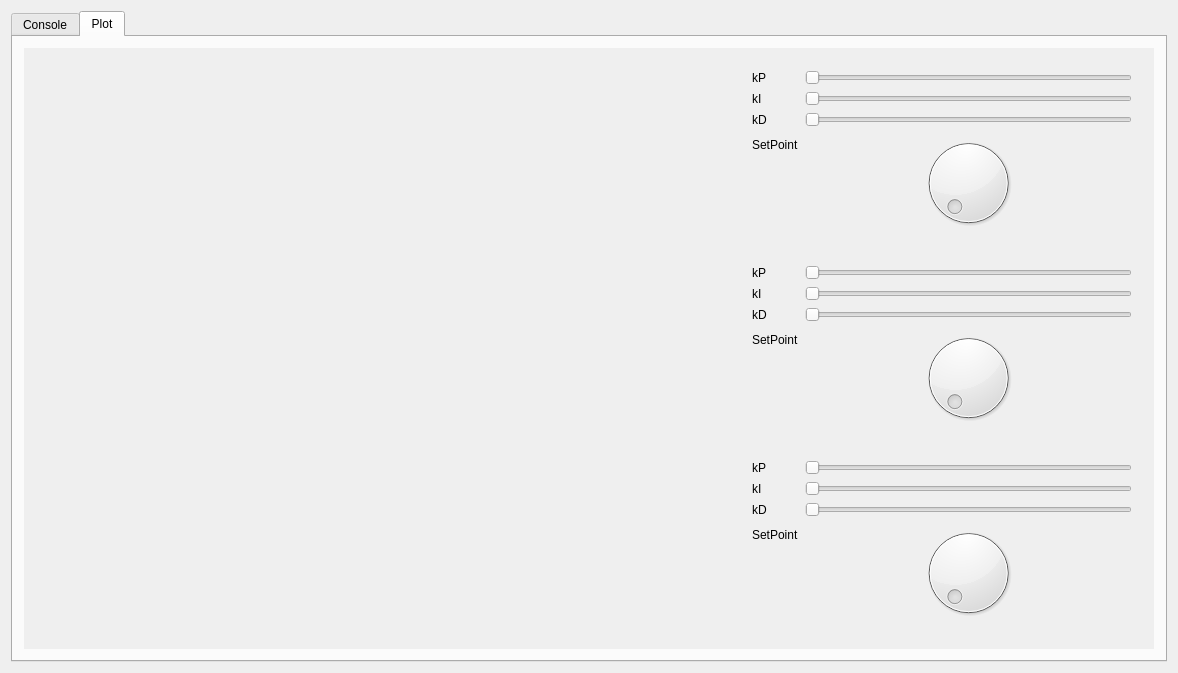
Before: the Qt Designer form mainwindow.ui in quadwitharm/DebugConsole, drawn with Qt 5.
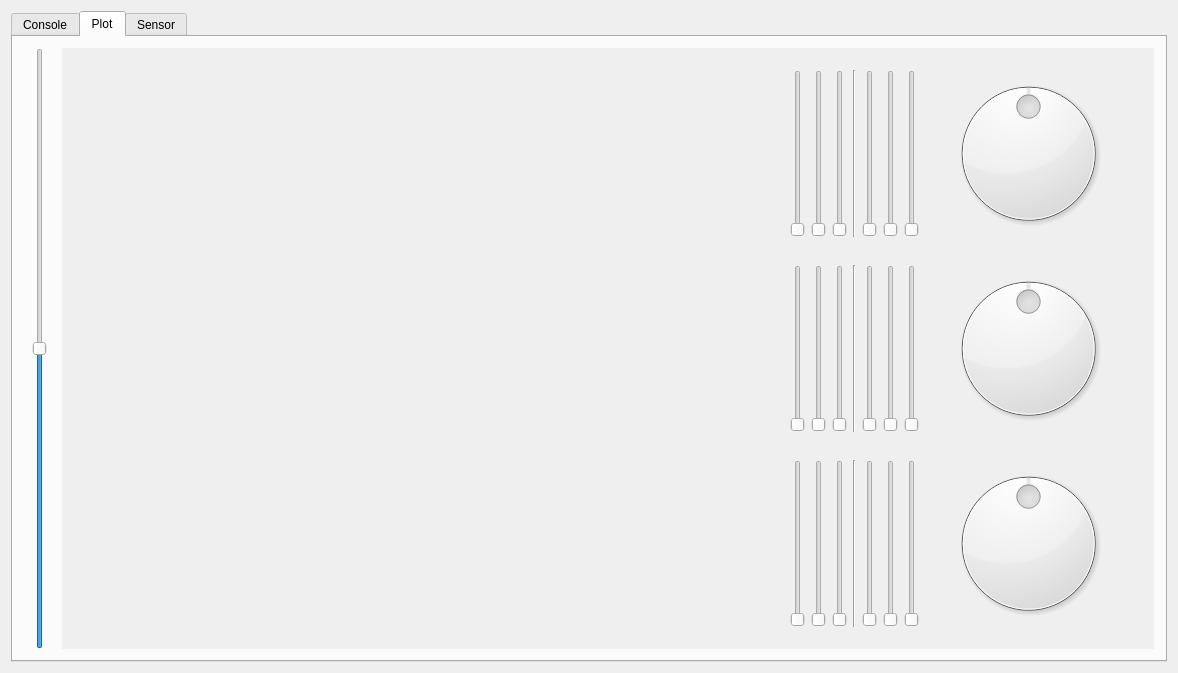
After: the same form once the commit is applied. Custom widgets are drawn as their Qt base class.

What changed in the file:
```diff
--- a/mainwindow.ui
+++ b/mainwindow.ui
@@ -16,7 +16,13 @@
   <widget class="QWidget" name="centralWidget">
    <layout class="QHBoxLayout" name="horizontalLayout">
     <item>
-     <widget class="QTabWidget" name="tabWidget">
+     <widget class="QTabWidget" name="SensorTab">
+      <property name="minimumSize">
+       <size>
+        <width>0</width>
+        <height>4</height>
+       </size>
+      </property>
       <property name="currentIndex">
        <number>1</number>
       </property>
@@ -351,61 +357,74 @@
                </widget>
               </item>
               <item>
-               <layout class="QFormLayout" name="formLayout_5">
-                <property name="fieldGrowthPolicy">
-                 <enum>QFormLayout::AllNonFixedFieldsGrow</enum>
-                </property>
-                <item row="0" column="0">
-                 <widget class="QLabel" name="label_14">
-                  <property name="text">
-                   <string>kP</string>
+               <layout class="QHBoxLayout" name="ControlAxis">
+                <item>
+                 <widget class="QSlider" name="roll_kp">
+                  <property name="orientation">
+                   <enum>Qt::Vertical</enum>
                   </property>
                  </widget>
                 </item>
-                <item row="0" column="1">
-                 <widget class="QSlider" name="kpSlider">
+                <item>
+                 <widget class="QSlider" name="roll_ki">
                   <property name="orientation">
-                   <enum>Qt::Horizontal</enum>
+                   <enum>Qt::Vertical</enum>
                   </property>
                  </widget>
                 </item>
-                <item row="1" column="0">
-                 <widget class="QLabel" name="label_15">
-                  <property name="text">
-                   <string>kI</string>
+                <item>
+                 <widget class="QSlider" name="roll_kd">
+                  <property name="orientation">
+                   <enum>Qt::Vertical</enum>
                   </property>
                  </widget>
                 </item>
-                <item row="1" column="1">
-                 <widget class="QSlider" name="kiSlider">
+                <item>
+                 <widget class="Line" name="line">
                   <property name="orientation">
-                   <enum>Qt::Horizontal</enum>
+                   <enum>Qt::Vertical</enum>
                   </property>
                  </widget>
                 </item>
-                <item row="2" column="0">
-                 <widget class="QLabel" name="label_16">
-                  <property name="text">
-                   <string>kD</string>
+                <item>
+                 <widget class="QSlider" name="roll_rate_kp">
+                  <property name="orientation">
+                   <enum>Qt::Vertical</enum>
                   </property>
                  </widget>
                 </item>
-                <item row="2" column="1">
-                 <widget class="QSlider" name="kdSlider">
+                <item>
+                 <widget class="QSlider" name="roll_rate_ki">
                   <property name="orientation">
-                   <enum>Qt::Horizontal</enum>
+                   <enum>Qt::Vertical</enum>
                   </property>
                  </widget>
                 </item>
-                <item row="3" column="0">
-                 <widget class="QLabel" name="setPointLabel_6">
-                  <property name="text">
-                   <string>SetPoint</string>
+                <item>
+                 <widget class="QSlider" name="roll_rate_kd">
+                  <property name="orientation">
+                   <enum>Qt::Vertical</enum>
                   </property>
                  </widget>
                 </item>
-                <item row="3" column="1">
-                 <widget class="QDial" name="setPointDial_3"/>
+                <item>
+                 <widget class="QDial" name="SetPoint">
+                  <property name="minimum">
+                   <number>-180</number>
+                  </property>
+                  <property name="maximum">
+                   <number>180</number>
+                  </property>
+                  <property name="pageStep">
+                   <number>0</number>
+                  </property>
+                  <property name="invertedAppearance">
+                   <bool>false</bool>
+                  </property>
+                  <property name="invertedControls">
+                   <bool>false</bool>
+                  </property>
+                 </widget>
                 </item>
                </layout>
               </item>
@@ -426,61 +445,68 @@
                </widget>
               </item>
               <item>
-               <layout class="QFormLayout" name="formLayout_3">
-                <property name="fieldGrowthPolicy">
-                 <enum>QFormLayout::AllNonFixedFieldsGrow</enum>
-                </property>
-                <item row="0" column="0">
-                 <widget class="QLabel" name="label_8">
-                  <property name="text">
-                   <string>kP</string>
+               <layout class="QHBoxLayout" name="ControlAxis_3">
+                <item>
+                 <widget class="QSlider" name="pitch_kp_3">
+                  <property name="orientation">
+                   <enum>Qt::Vertical</enum>
                   </property>
                  </widget>
                 </item>
-                <item row="0" column="1">
-                 <widget class="QSlider" name="horizontalSlider_4">
+                <item>
+                 <widget class="QSlider" name="pitch_ki_3">
                   <property name="orientation">
-                   <enum>Qt::Horizontal</enum>
+                   <enum>Qt::Vertical</enum>
                   </property>
                  </widget>
                 </item>
-                <item row="1" column="0">
-                 <widget class="QLabel" name="label_9">
-                  <property name="text">
-                   <string>kI</string>
+                <item>
+                 <widget class="QSlider" name="pitch_kd_3">
+                  <property name="orientation">
+                   <enum>Qt::Vertical</enum>
                   </property>
                  </widget>
                 </item>
-                <item row="1" column="1">
-                 <widget class="QSlider" name="horizontalSlider_6">
+                <item>
+                 <widget class="Line" name="line_3">
                   <property name="orientation">
-                   <enum>Qt::Horizontal</enum>
+                   <enum>Qt::Vertical</enum>
                   </property>
                  </widget>
                 </item>
-                <item row="2" column="0">
-                 <widget class="QLabel" name="label_10">
-                  <property name="text">
-                   <string>kD</string>
+                <item>
+                 <widget class="QSlider" name="pitch_rate_kp_3">
+                  <property name="orientation">
+                   <enum>Qt::Vertical</enum>
                   </property>
                  </widget>
                 </item>
-                <item row="2" column="1">
-                 <widget class="QSlider" name="horizontalSlider_5">
+                <item>
+                 <widget class="QSlider" name="pitch_rate_ki_3">
                   <property name="orientation">
-                   <enum>Qt::Horizontal</enum>
+                   <enum>Qt::Vertical</enum>
                   </property>
                  </widget>
                 </item>
-                <item row="3" column="0">
-                 <widget class="QLabel" name="setPointLabel_2">
-                  <property name="text">
-                   <string>SetPoint</string>
+                <item>
+                 <widget class="QSlider" name="pitch_rate_kd_3">
+                  <property name="orientation">
+                   <enum>Qt::Vertical</enum>
                   </property>
                  </widget>
                 </item>
-                <item row="3" column="1">
-                 <widget class="QDial" name="setPointDial"/>
+                <item>
+                 <widget class="QDial" name="SetPoint_3">
+                  <property name="minimum">
+                   <number>-180</number>
+                  </property>
+                  <property name="maximum">
+                   <number>180</number>
+                  </property>
+                  <property name="pageStep">
+                   <number>0</number>
+                  </property>
+                 </widget>
                 </item>
                </layout>
               </item>
@@ -502,61 +528,68 @@
                </widget>
               </item>
               <item>
-               <layout class="QFormLayout" name="formLayout_4">
-                <property name="fieldGrowthPolicy">
-                 <enum>QFormLayout::AllNonFixedFieldsGrow</enum>
-                </property>
-                <item row="0" column="0">
-                 <widget class="QLabel" name="label_11">
-                  <property name="text">
-                   <string>kP</string>
+               <layout class="QHBoxLayout" name="ControlAxis_2">
+                <item>
+                 <widget class="QSlider" name="yaw_kp_2">
+                  <property name="orientation">
+                   <enum>Qt::Vertical</enum>
                   </property>
                  </widget>
                 </item>
-                <item row="0" column="1">
-                 <widget class="QSlider" name="horizontalSlider_7">
+                <item>
+                 <widget class="QSlider" name="yaw_ki_2">
                   <property name="orientation">
-                   <enum>Qt::Horizontal</enum>
+                   <enum>Qt::Vertical</enum>
                   </property>
                  </widget>
                 </item>
-                <item row="1" column="0">
-                 <widget class="QLabel" name="label_12">
-                  <property name="text">
-                   <string>kI</string>
+                <item>
+                 <widget class="QSlider" name="yaw_kd_2">
+                  <property name="orientation">
+                   <enum>Qt::Vertical</enum>
                   </property>
                  </widget>
                 </item>
-                <item row="1" column="1">
-                 <widget class="QSlider" name="horizontalSlider_8">
+                <item>
+                 <widget class="Line" name="line_2">
                   <property name="orientation">
-                   <enum>Qt::Horizontal</enum>
+                   <enum>Qt::Vertical</enum>
                   </property>
                  </widget>
                 </item>
-                <item row="2" column="0">
-                 <widget class="QLabel" name="label_13">
-                  <property name="text">
-                   <string>kD</string>
+                <item>
+                 <widget class="QSlider" name="yaw_rate_kp_2">
+                  <property name="orientation">
+                   <enum>Qt::Vertical</enum>
                   </property>
                  </widget>
                 </item>
-                <item row="2" column="1">
-                 <widget class="QSlider" name="horizontalSlider_9">
+                <item>
+                 <widget class="QSlider" name="yaw_rate_ki_2">
                   <property name="orientation">
-                   <enum>Qt::Horizontal</enum>
+                   <enum>Qt::Vertical</enum>
                   </property>
                  </widget>
                 </item>
-                <item row="3" column="0">
-                 <widget class="QLabel" name="setPointLabel_4">
-                  <property name="text">
-                   <string>SetPoint</string>
+                <item>
+                 <widget class="QSlider" name="yaw_rate_kd_2">
+                  <property name="orientation">
+                   <enum>Qt::Vertical</enum>
                   </property>
                  </widget>
                 </item>
-                <item row="3" column="1">
-                 <widget class="QDial" name="setPointDial_2"/>
+                <item>
+                 <widget class="QDial" name="SetPoint_2">
+                  <property name="minimum">
+                   <number>-180</number>
+                  </property>
+                  <property name="maximum">
+                   <number>180</number>
+                  </property>
+                  <property name="pageStep">
+                   <number>0</number>
+                  </property>
+                 </widget>
                 </item>
                </layout>
               </item>
@@ -564,13 +597,37 @@
             </widget>
            </item>
           </layout>
-          <zorder>widget_3</zorder>
-          <zorder>widget_2</zorder>
-          <zorder>widget_4</zorder>
+         </widget>
+        </item>
+        <item row="0" column="0">
+         <widget class="QSlider" name="verticalSlider">
+          <property name="minimumSize">
+           <size>
+            <width>32</width>
+            <height>0</height>
+           </size>
+          </property>
+          <property name="contextMenuPolicy">
+           <enum>Qt::DefaultContextMenu</enum>
+          </property>
+          <property name="maximum">
+           <number>1000</number>
+          </property>
+          <property name="value">
+           <number>500</number>
+          </property>
+          <property name="orientation">
+           <enum>Qt::Vertical</enum>
+          </property>
          </widget>
         </item>
        </layout>
       </widget>
+      <widget class="QWidget" name="tab">
+       <attribute name="title">
+        <string>Sensor</string>
+       </attribute>
+      </widget>
      </widget>
     </item>
    </layout>
```
Left out of the diff: 13 changed lines with no effect on the pictures.
